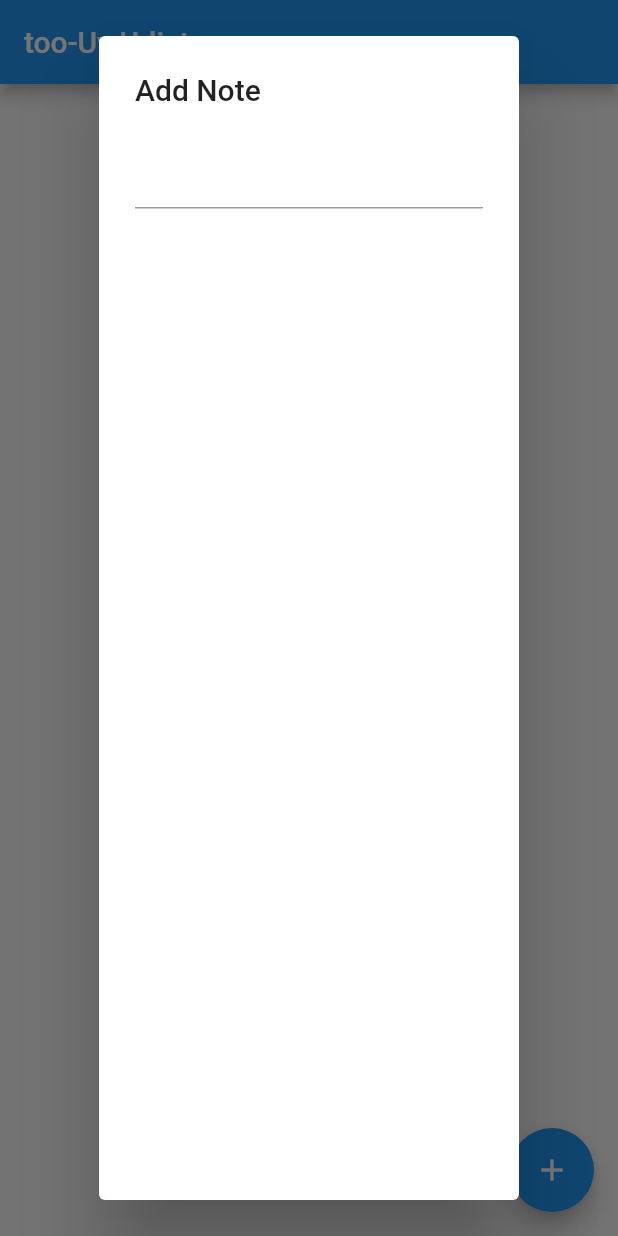
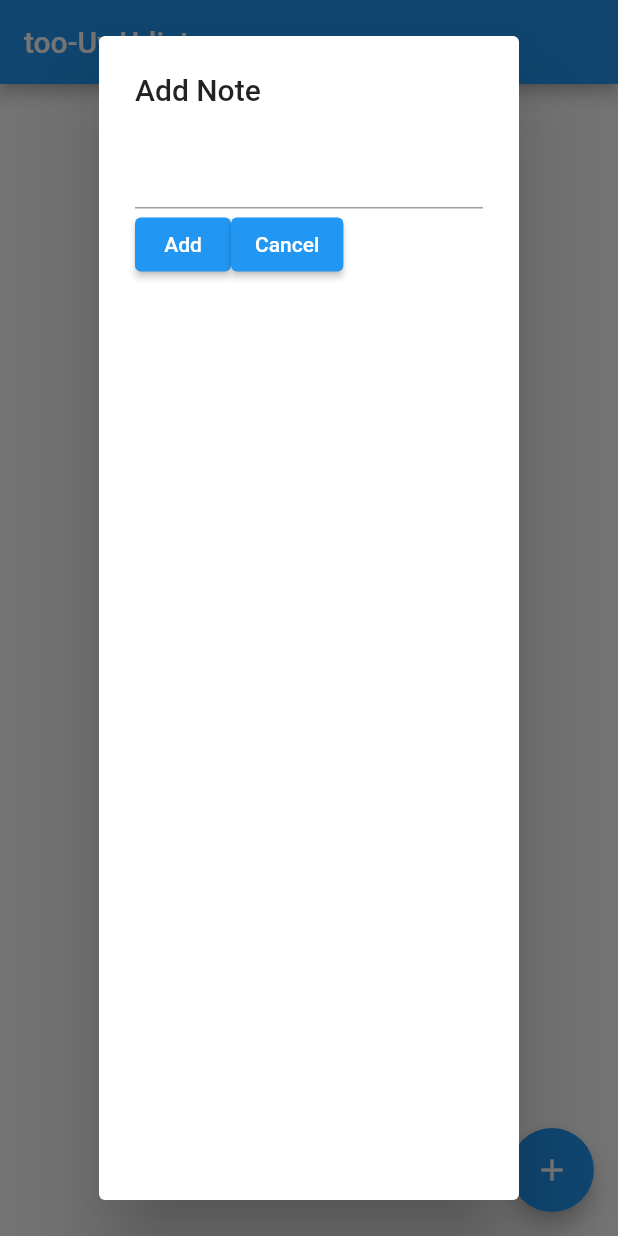
Before and after one commit to Red1C3/too_uwu_list_client, a Flutter app: the screen it shows after launch, after a tap on the "add" icon, on a phone screen of 412 x 824 dp. Run offline on Flutter 3.47's test engine with Material 2 defaults, Android fonts, the phone set to English and light mode, and no system bars; network calls fail.

Commit message:
Integrate adding a note with the API

```diff
--- a/lib/add_note_dialog.dart
+++ b/lib/add_note_dialog.dart
@@ -1,4 +1,5 @@
 import 'package:flutter/material.dart';
+import 'client.dart' as client;
 
 class AddNoteDialog extends StatefulWidget {
   const AddNoteDialog({super.key});
@@ -18,7 +19,27 @@ class _AddNoteDialogState extends State {
           TextField(
             controller: _controller,
           ),
-          Row() //TODO add cancel and add buttons
+          Row(
+            children: [
+              ElevatedButton(
+                  onPressed: () {
+                    var text = _controller.text;
+                    client.createNote(text).then((value) {
+                      if (value) {
+                        Navigator.pop(context);
+                      } else {
+                        //TODO show snackbar
+                      }
+                    });
+                  },
+                  child: const Text("Add")),
+              ElevatedButton(
+                  onPressed: () {
+                    Navigator.pop(context);
+                  },
+                  child: const Text("Cancel"))
+            ],
+          )
         ],
       ),
     );
--- a/lib/client.dart
+++ b/lib/client.dart
@@ -34,7 +34,7 @@ Future<bool> deleteNote(int id) async {
   return Future.value(decodedReponse['done']);
 }
 
-Future<void> createNote(String note)async{
+Future<bool> createNote(String note)async{
   var url = Uri.http(host,'add');
   var response=await _client.post(
     url,
```
